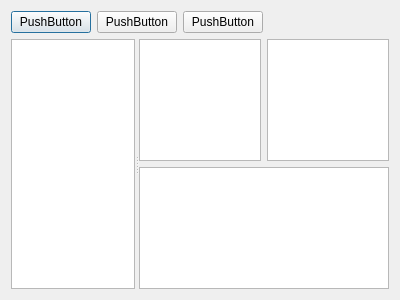
Above: ui/MainWindow.ui from lazyDesertMan/Mivar before the change. Below: the same form after it.
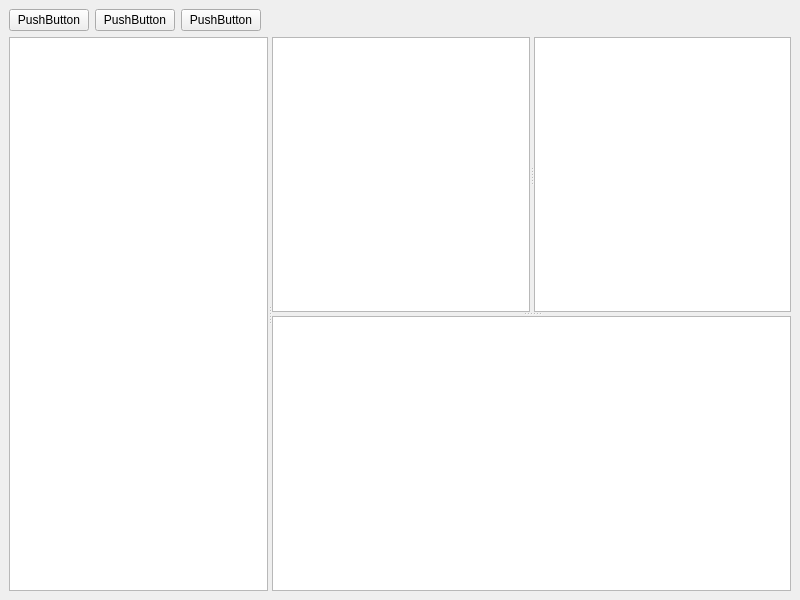
That is the form after the change.

Commit message: MainWidnow razmetka

What changed in the file:
```diff
--- a/ui/MainWindow.ui
+++ b/ui/MainWindow.ui
@@ -1,13 +1,13 @@
 <?xml version="1.0" encoding="UTF-8"?>
 <ui version="4.0">
  <class>MainWindow</class>
- <widget class="QDialog" name="MainWindow">
+ <widget class="QMainWindow" name="MainWindow">
   <property name="geometry">
    <rect>
     <x>0</x>
     <y>0</y>
-    <width>400</width>
-    <height>300</height>
+    <width>800</width>
+    <height>600</height>
    </rect>
   </property>
   <property name="baseSize">
@@ -19,7 +19,8 @@
   <property name="windowTitle">
    <string>Dialog</string>
   </property>
-  <layout class="QVBoxLayout" name="verticalLayout" stretch="0,0">
+  <widget class="QWidget" name="centralwidget">
+   <layout class="QVBoxLayout" name="verticalLayout" stretch="0,1">
    <item>
     <layout class="QHBoxLayout" name="horizontalLayout" stretch="0,0,0,1">
      <item>
@@ -66,12 +67,35 @@
      <widget class="QWidget" name="gridLayoutWidget">
       <layout class="QGridLayout" name="gridLayout">
        <item row="0" column="0">
+         <widget class="QSplitter" name="splitter_2">
+          <property name="styleSheet">
+           <string notr="true"/>
+          </property>
+          <property name="orientation">
+           <enum>Qt::Vertical</enum>
+          </property>
+          <property name="opaqueResize">
+           <bool>true</bool>
+          </property>
+          <property name="childrenCollapsible">
+           <bool>false</bool>
+          </property>
+          <widget class="QSplitter" name="splitter_3">
+           <property name="styleSheet">
+            <string notr="true"/>
+           </property>
+           <property name="orientation">
+            <enum>Qt::Horizontal</enum>
+           </property>
+           <property name="opaqueResize">
+            <bool>true</bool>
+           </property>
+           <property name="childrenCollapsible">
+            <bool>false</bool>
+           </property>
         <widget class="QTextBrowser" name="displayTree"/>
-       </item>
-       <item row="0" column="1">
         <widget class="QTextBrowser" name="displayRelative"/>
-       </item>
-       <item row="1" column="0" colspan="2">
+          </widget>
         <widget class="QTextBrowser" name="displayErrors">
          <property name="baseSize">
           <size>
@@ -80,12 +104,14 @@
           </size>
          </property>
         </widget>
+         </widget>
        </item>
       </layout>
      </widget>
     </widget>
    </item>
   </layout>
+  </widget>
  </widget>
  <resources/>
  <connections/>
```
Left out of the diff: 14 changed lines with no effect on the pictures. Lines whose indentation alone changed are shown as unchanged. The commit also changes 5 other files.
